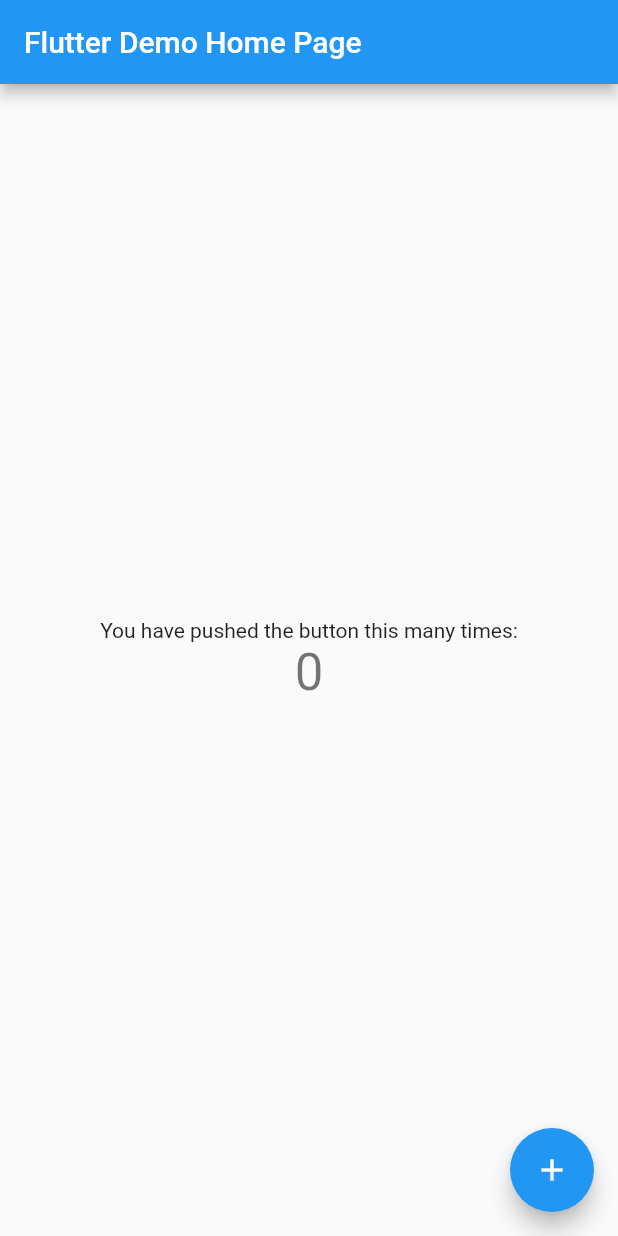
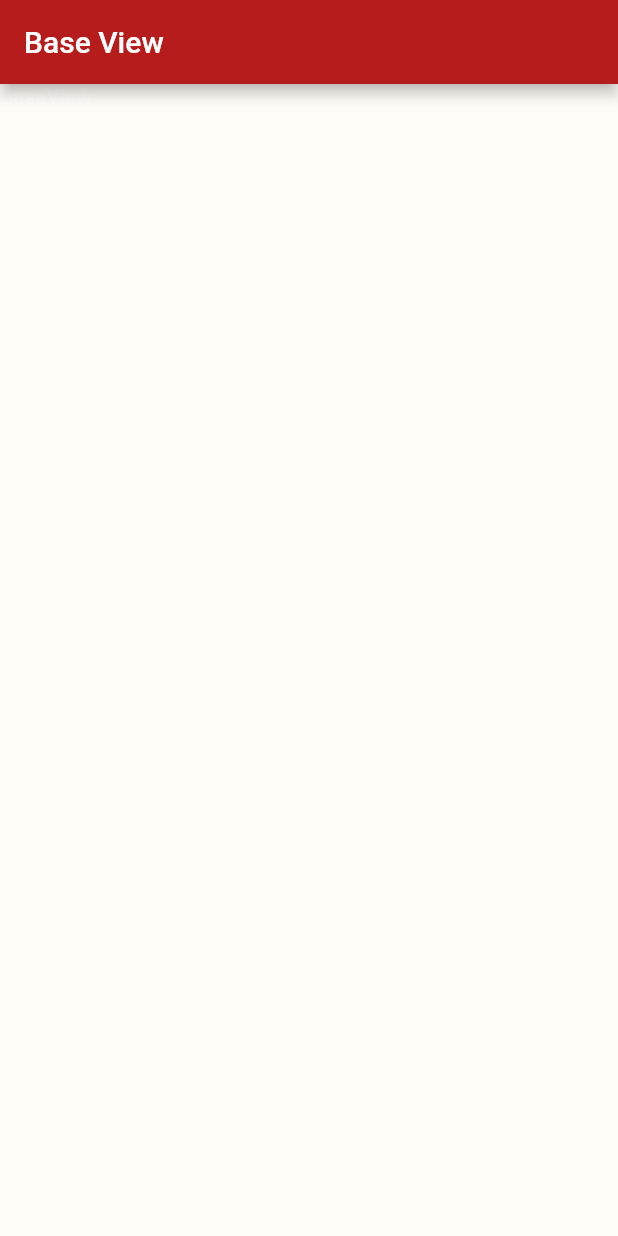
Before and after one commit to jraimundo21/pokepoint-flutter, a Flutter app: the screen it shows after launch, on a phone screen of 412 x 824 dp. Run offline on Flutter 3.47's test engine with Material 2 defaults, Android fonts, the phone set to English and light mode, and no system bars.

Commit message:
Estrutura de ficheiros mais esboço de ColorTheme

```diff
--- a/poke_point/lib/main.dart
+++ b/poke_point/lib/main.dart
@@ -1,4 +1,7 @@
 import 'package:flutter/material.dart';
+import './utils/theme.dart';
+import './views/base.dart';
+import './views/login.dart';
 
 void main() {
   runApp(MyApp());
@@ -9,58 +12,9 @@
   @override
   Widget build(BuildContext context) {
     return MaterialApp(
-      title: 'Flutter Demo',
-      theme: ThemeData(
-        primarySwatch: Colors.blue,
-      ),
-      home: MyHomePage(title: 'Flutter Demo Home Page'),
+      title: 'poke-point',
+      theme: MyTheme.myCustom,
+      home: BaseView(),
     );
   }
 }
-
-class MyHomePage extends StatefulWidget {
-  MyHomePage({Key key, this.title}) : super(key: key);
-
-  final String title;
-
-  @override
-  _MyHomePageState createState() => _MyHomePageState();
-}
-
-class _MyHomePageState extends State<MyHomePage> {
-  int _counter = 0;
-
-  void _incrementCounter() {
-    setState(() {
-      _counter++;
-    });
-  }
-
-  @override
-  Widget build(BuildContext context) {
-    return Scaffold(
-      appBar: AppBar(
-        title: Text(widget.title),
-      ),
-      body: Center(
-        child: Column(
-          mainAxisAlignment: MainAxisAlignment.center,
-          children: <Widget>[
-            Text(
-              'You have pushed the button this many times:',
-            ),
-            Text(
-              '$_counter',
-              style: Theme.of(context).textTheme.headline4,
-            ),
-          ],
-        ),
-      ),
-      floatingActionButton: FloatingActionButton(
-        onPressed: _incrementCounter,
-        tooltip: 'Increment',
-        child: Icon(Icons.add),
-      ), // This trailing comma makes auto-formatting nicer for build methods.
-    );
-  }
-}
--- /dev/null
+++ b/poke_point/lib/utils/theme.dart
@@ -0,0 +1,41 @@
+import 'package:flutter/material.dart';
+
+const PrimaryColor = const Color(0xFFb71c1c);
+const PrimaryColorLight = const Color(0xFFf05545);
+const PrimaryColorDark = const Color(0xFF7f0000);
+
+const SecondaryColor = const Color(0xFFb2dfdb);
+const SecondaryColorLight = const Color(0xFFe5ffff);
+const SecondaryColorDark = const Color(0xFF82ada9);
+
+const Background = const Color(0xFFfffdf7);
+const TextColor = const Color(0xFFffffff);
+
+class MyTheme {
+  static final ThemeData myCustom = _buildMyTheme();
+
+  static ThemeData _buildMyTheme() {
+    final ThemeData base = ThemeData.light();
+
+    return base.copyWith(
+      accentColor: SecondaryColor,
+      accentColorBrightness: Brightness.dark,
+      primaryColor: PrimaryColor,
+      primaryColorDark: PrimaryColorDark,
+      primaryColorLight: PrimaryColorLight,
+      primaryColorBrightness: Brightness.dark,
+      buttonTheme: base.buttonTheme.copyWith(
+        buttonColor: SecondaryColor,
+        textTheme: ButtonTextTheme.primary,
+      ),
+      scaffoldBackgroundColor: Background,
+      cardColor: Background,
+      textSelectionColor: PrimaryColorLight,
+      backgroundColor: Background,
+      textTheme: base.textTheme.copyWith(
+          title: base.textTheme.title.copyWith(color: TextColor),
+          body1: base.textTheme.body1.copyWith(color: TextColor),
+          body2: base.textTheme.body2.copyWith(color: TextColor)),
+    );
+  }
+}
--- /dev/null
+++ b/poke_point/lib/views/base.dart
@@ -0,0 +1,18 @@
+import 'package:flutter/material.dart';
+import './time_table.dart';
+import './checkin/geofencing.dart';
+import './checkin/nfc.dart';
+import './checkin/qrcode.dart';
+import './checkin/manual.dart';
+
+class BaseView extends StatelessWidget {
+  @override
+  Widget build(BuildContext context) {
+    return Scaffold(
+      appBar: AppBar(
+        title: Text("Base View"),
+      ),
+      body: Text('BaseView'),
+    );
+  }
+}
```
Also changed, not shown: poke_point/lib/views/checkin/geofencing.dart (added, +10 -0 lines), poke_point/lib/views/checkin/manual.dart (added, +10 -0 lines), poke_point/lib/views/checkin/nfc.dart (added, +10 -0 lines), poke_point/lib/views/checkin/qrcode.dart (added, +10 -0 lines), poke_point/lib/views/login.dart (added, +10 -0 lines), poke_point/lib/views/time_table.dart (added, +10 -0 lines), NOTAS.txt (renamed from poke_point/NOTAS.txt), poke_point/lib/widgets/header.dart (added), poke_point/lib/widgets/navbar.dart (added), 5 other files.
